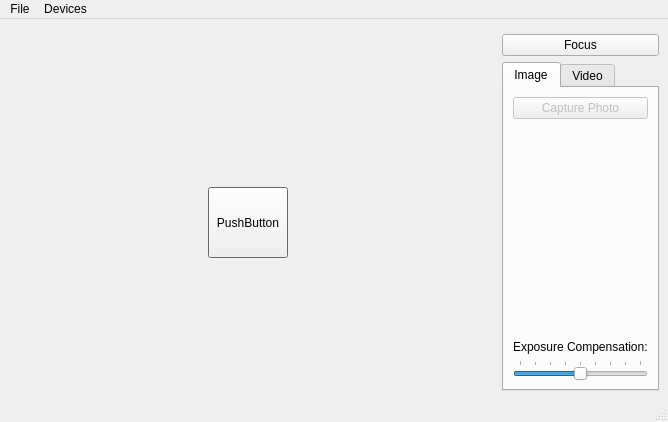
Before: the Qt Designer form viewfinder_test/camera.ui in saibi/rk3399_qt, drawn with Qt 5.
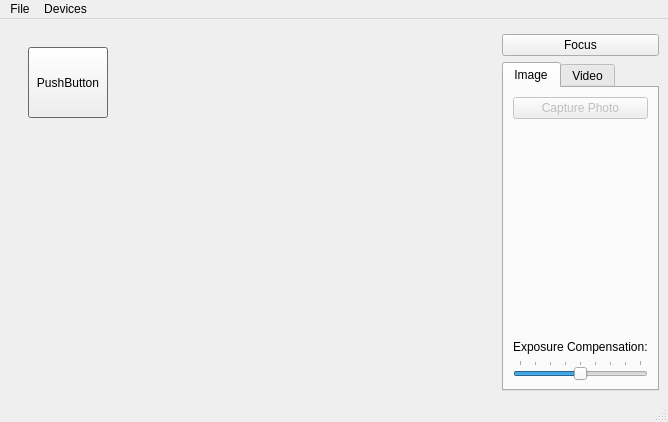
After: the same form once the commit is applied. Icons and pictures are not drawn. Custom widgets are drawn as their Qt base class.

Commit message: camera app : m_camera->start() does not work. try setCamera

Patch:
```diff
--- a/viewfinder_test/camera.ui
+++ b/viewfinder_test/camera.ui
@@ -97,8 +97,8 @@
           <widget class="QPushButton" name="pushButton">
            <property name="geometry">
             <rect>
-             <x>190</x>
-             <y>150</y>
+             <x>10</x>
+             <y>10</y>
              <width>80</width>
              <height>71</height>
             </rect>
```
The commit also changes 1 other file.
